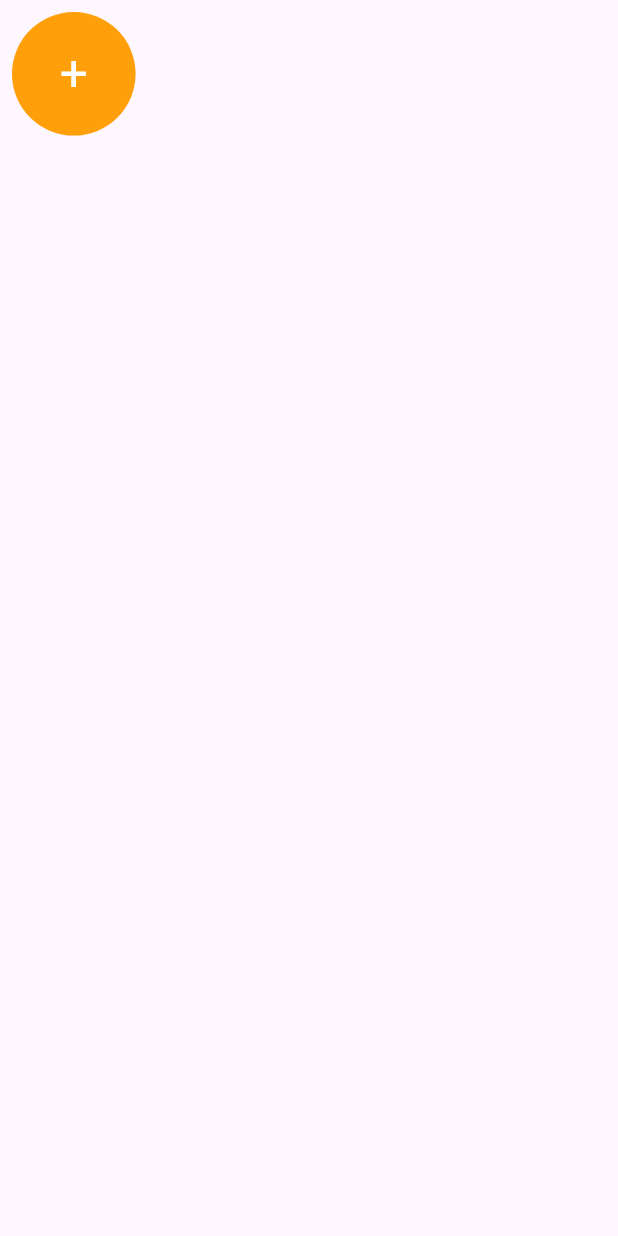
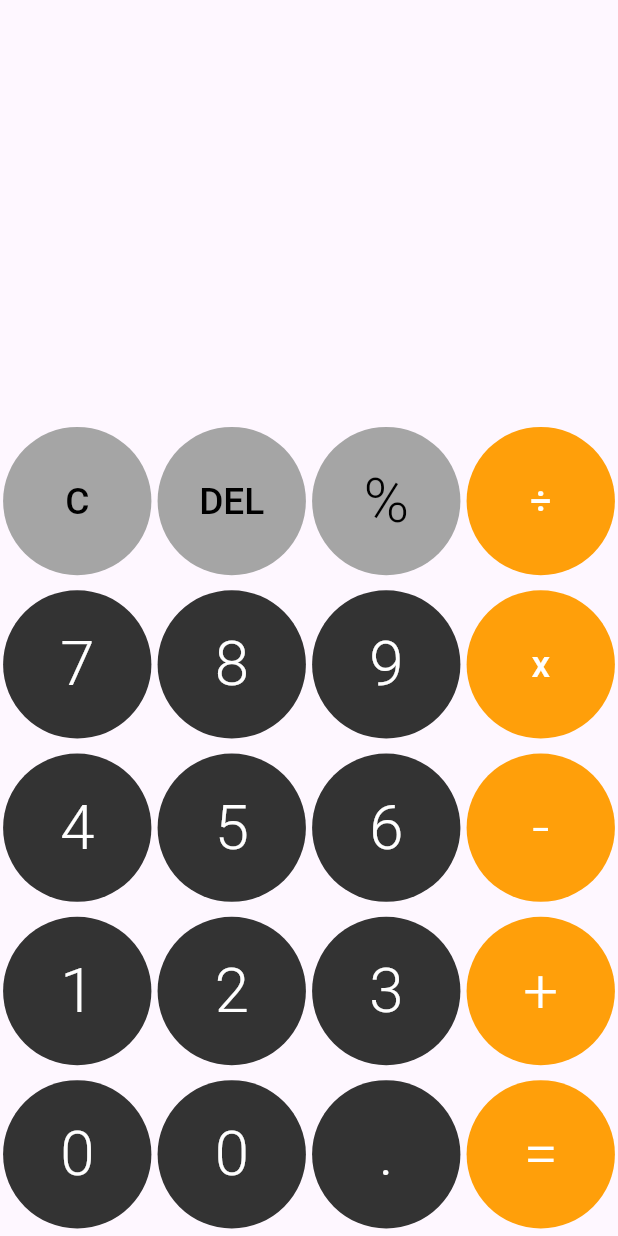
Before and after one commit to saninthottungal/calculator-riverpod, a Flutter app: the screen it shows after launch, on a phone screen of 412 x 824 dp. Run offline on Flutter 3.47's test engine with Material 3 defaults, Android fonts, the phone set to English and light mode, and no system bars; our stand-ins replace flutter_riverpod.

Commit message:
rough UI of numbers completed

```diff
--- a/lib/src/features/home/presentation/screens/screen_home.dart
+++ b/lib/src/features/home/presentation/screens/screen_home.dart
@@ -1,4 +1,5 @@
 import 'package:calculator/src/features/home/presentation/widgets/round_button_widget.dart';
+import 'package:calculator/src/utils/constants.dart';
 import 'package:flutter/material.dart';
 
 class ScreenHome extends StatelessWidget {
@@ -9,8 +10,81 @@ class ScreenHome extends StatelessWidget {
     return const Scaffold(
       body: SafeArea(
         child: Column(
+          mainAxisAlignment: MainAxisAlignment.end,
           children: [
-            RoundButtonWidget(),
+            Row(
+              mainAxisAlignment: MainAxisAlignment.spaceAround,
+              children: [
+                RoundButtonWidget(
+                  text: 'C',
+                  backgroundColor: AppColors.white50,
+                  isSmall: true,
+                ),
+                RoundButtonWidget(
+                  text: 'DEL',
+                  isSmall: true,
+                  backgroundColor: AppColors.white50,
+                ),
+                RoundButtonWidget(
+                  text: '%',
+                  backgroundColor: AppColors.white50,
+                ),
+                RoundButtonWidget(
+                  text: '÷',
+                  backgroundColor: AppColors.orange,
+                  isSmall: true,
+                ),
+              ],
+            ),
+            Row(
+              mainAxisAlignment: MainAxisAlignment.spaceAround,
+              children: [
+                RoundButtonWidget(text: '7'),
+                RoundButtonWidget(text: '8'),
+                RoundButtonWidget(text: '9'),
+                RoundButtonWidget(
+                  text: 'x',
+                  backgroundColor: AppColors.orange,
+                  isSmall: true,
+                ),
+              ],
+            ),
+            Row(
+              mainAxisAlignment: MainAxisAlignment.spaceAround,
+              children: [
+                RoundButtonWidget(text: '4'),
+                RoundButtonWidget(text: '5'),
+                RoundButtonWidget(text: '6'),
+                RoundButtonWidget(
+                  text: '-',
+                  backgroundColor: AppColors.orange,
+                ),
+              ],
+            ),
+            Row(
+              mainAxisAlignment: MainAxisAlignment.spaceAround,
+              children: [
+                RoundButtonWidget(text: '1'),
+                RoundButtonWidget(text: '2'),
+                RoundButtonWidget(text: '3'),
+                RoundButtonWidget(
+                  text: '+',
+                  backgroundColor: AppColors.orange,
+                ),
+              ],
+            ),
+            Row(
+              mainAxisAlignment: MainAxisAlignment.spaceAround,
+              children: [
+                RoundButtonWidget(text: '0'),
+                RoundButtonWidget(text: '0'),
+                RoundButtonWidget(text: '.'),
+                RoundButtonWidget(
+                  text: '=',
+                  backgroundColor: AppColors.orange,
+                ),
+              ],
+            ),
           ],
         ),
       ),
--- a/lib/src/features/home/presentation/widgets/round_button_widget.dart
+++ b/lib/src/features/home/presentation/widgets/round_button_widget.dart
@@ -2,23 +2,37 @@ import 'package:calculator/src/utils/constants.dart';
 import 'package:flutter/material.dart';
 
 class RoundButtonWidget extends StatelessWidget {
-  const RoundButtonWidget({super.key});
+  const RoundButtonWidget({
+    super.key,
+    required this.text,
+    this.backgroundColor,
+    this.isSmall = false,
+  });
+
+  final String text;
+  final Color? backgroundColor;
+  final bool isSmall;
 
   @override
   Widget build(BuildContext context) {
     final size = MediaQuery.of(context).size;
     return Padding(
-      padding: const EdgeInsets.all(8),
+      padding: const EdgeInsets.symmetric(vertical: 5),
       child: ElevatedButton(
         style: ElevatedButton.styleFrom(
             shape: const CircleBorder(),
             elevation: 0,
-            backgroundColor: AppColors.orange,
-            foregroundColor: Colors.white,
-            minimumSize: Size(size.width * 0.2, size.width * 0.2),
-            textStyle: TextStyle(fontSize: size.width * 0.08)),
+            backgroundColor: backgroundColor ?? AppColors.black50,
+            foregroundColor: backgroundColor == AppColors.white50
+                ? Colors.black
+                : Colors.white,
+            minimumSize: Size(size.width * 0.24, size.width * 0.24),
+            textStyle: TextStyle(
+              fontSize: !isSmall ? size.width * 0.1 : size.width * 0.06,
+              fontWeight: isSmall ? FontWeight.w500 : FontWeight.w300,
+            )),
         onPressed: () {},
-        child: const Text("+"),
+        child: Text(text),
       ),
     );
   }
--- a/lib/src/utils/constants.dart
+++ b/lib/src/utils/constants.dart
@@ -4,6 +4,6 @@ import 'package:flutter/material.dart';
 
 class AppColors {
   static const orange = Color.fromARGB(255, 255, 159, 10);
-  static const hash = Color.fromARGB(255, 165, 165, 165);
-  static const grey = Color.fromARGB(255, 165, 165, 165);
+  static const white50 = Color.fromARGB(255, 165, 165, 165);
+  static const black50 = Color.fromARGB(255, 51, 51, 51);
 }
```
